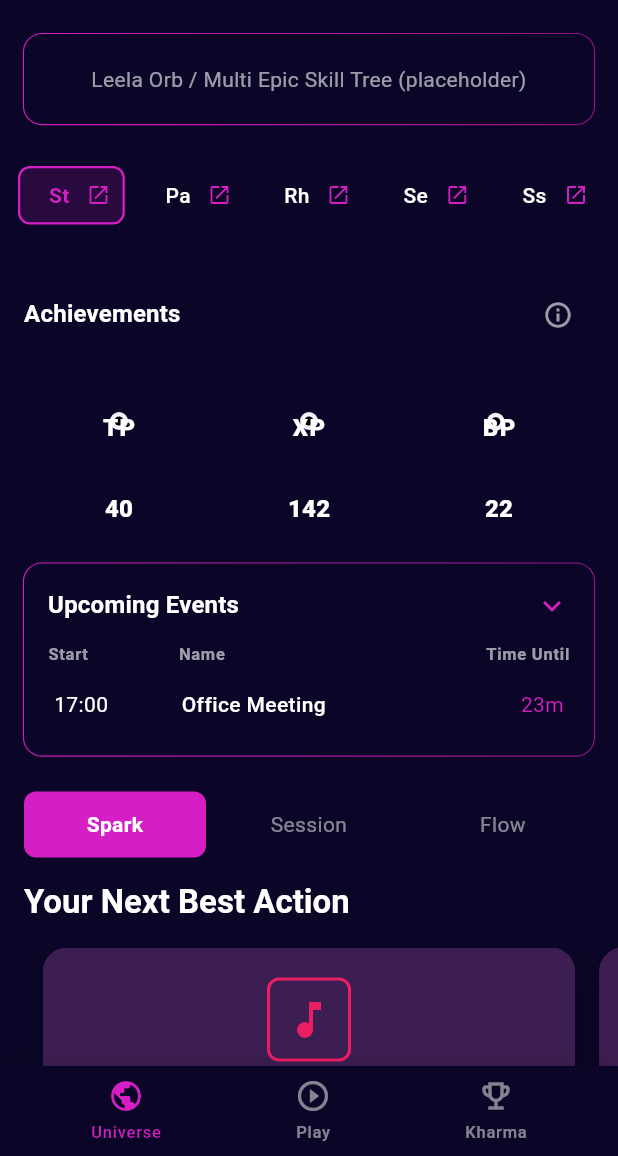
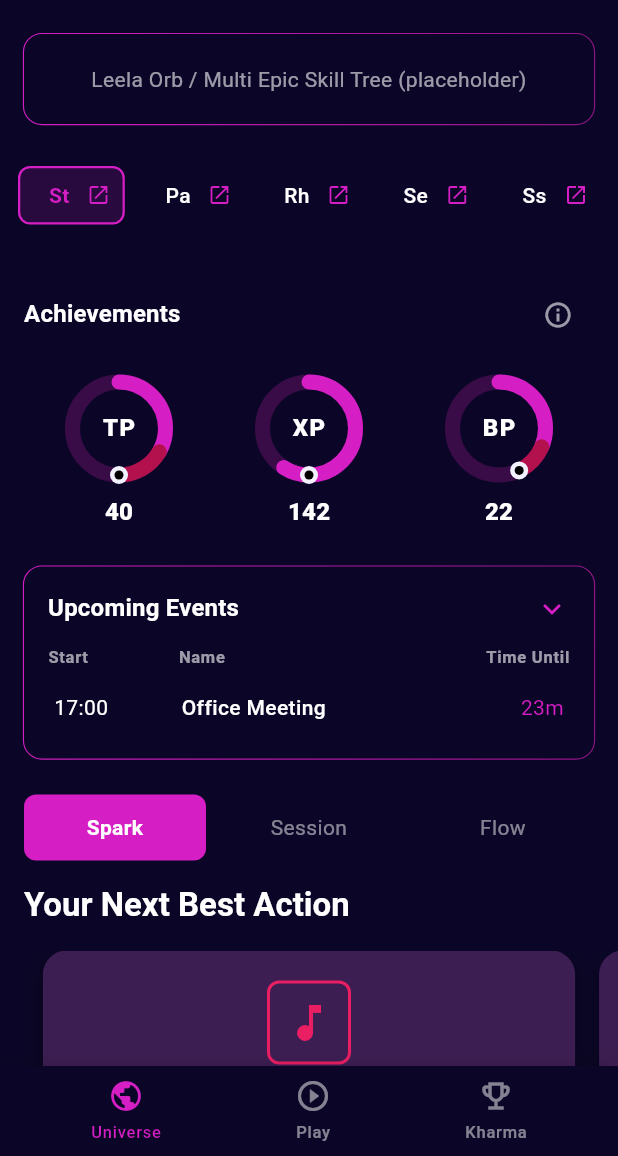
Before and after one commit to leela-spec/Leela-Cloud-2026, a Flutter app: the SCR_Home_Today screen opened by its route, on a phone screen of 412 x 824 dp, the part 80-1236 px from its top. Run offline on Flutter 3.47's test engine with Material 3 defaults, Android fonts, the phone set to English and light mode, and no system bars; our stand-ins replace dio, flutter_svg, shared_preferences, supabase_flutter; missing offline and left inert: nowa_runtime; accounts and stored records are empty.

Commit message:
Fix of invisible donuts through nowa

```diff
--- a/lib/custom_widgets/leela_metric_donut.dart
+++ b/lib/custom_widgets/leela_metric_donut.dart
@@ -6,7 +6,6 @@ import 'package:leela_cloud_2026/leela_donut_painter.dart';
 class LeelaMetricDonut extends StatefulWidget {
   @NowaGenerated({'loader': 'auto-constructor'})
   const LeelaMetricDonut({
-    super.key,
     this.label = 'TP',
     this.realized = 0,
     this.timeTarget = 0,
@@ -23,6 +22,7 @@ class LeelaMetricDonut extends StatefulWidget {
     this.deficitColor = const Color(0xFFB3114D),
     this.dotCenterColor = const Color(0xFF000000),
     this.dotRingColor = const Color(0xFFF2F2FF),
+    super.key,
   });
 
   final String label;
@@ -147,6 +147,7 @@ class _LeelaMetricDonutState extends State<LeelaMetricDonut> {
                       alignment: Alignment.center,
                       children: [
                         CustomPaint(
+                          size: Size(widget.size, widget.size),
                           painter: LeelaDonutPainter(
                             realized: realizedAnim,
                             timeTarget: timeTargetAnim,
@@ -174,7 +175,7 @@ class _LeelaMetricDonutState extends State<LeelaMetricDonut> {
                       ],
                     ),
                   ),
-                  const SizedBox(height: 6.0),
+                  const SizedBox(height: 8.0),
                   Text(
                     realizedAnim.toStringAsFixed(0),
                     style: Theme.of(context).textTheme.titleMedium?.copyWith(
```
